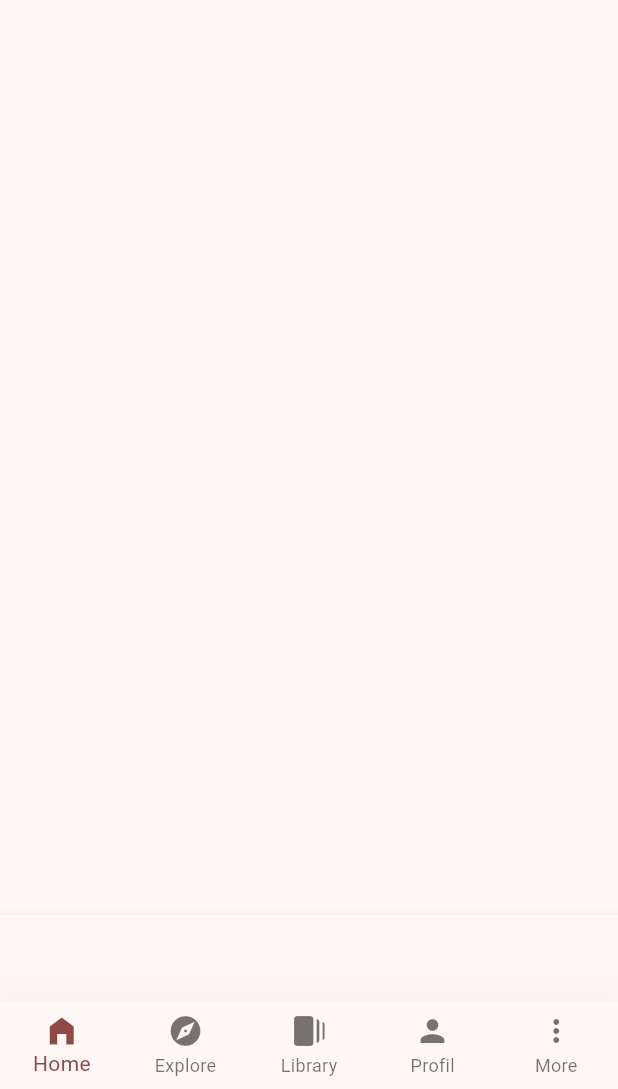
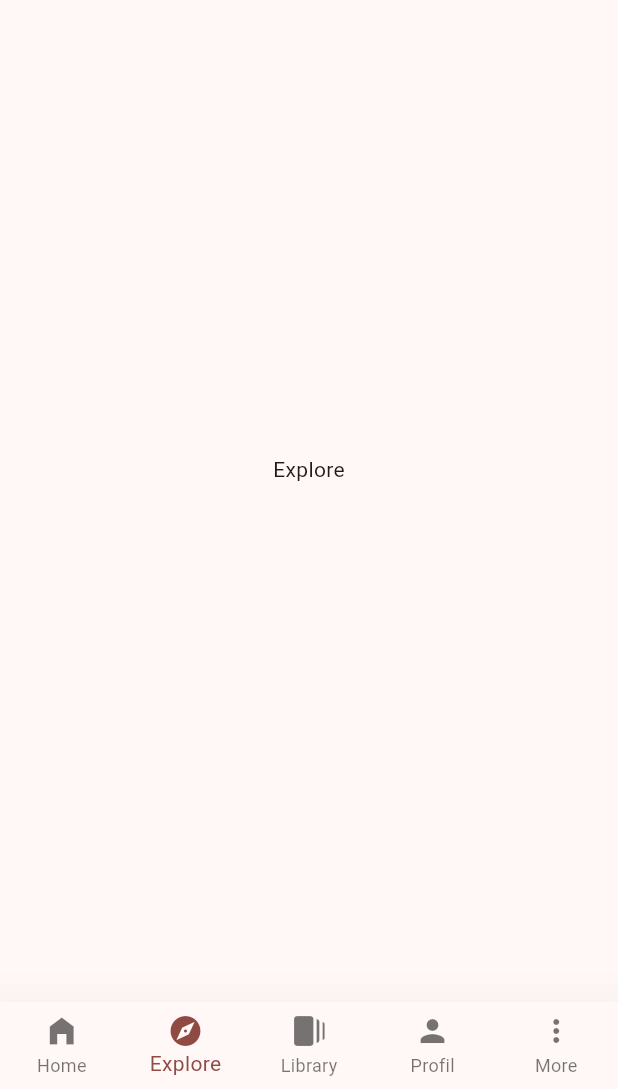
Before and after one commit to tchoupemartinjunior/flutter-app, a Flutter app: the screen it shows after launch, item 2 of the bottom bar chosen, on a phone screen of 412 x 824 dp, the part 147-1236 px from its top. Run offline on Flutter 3.47's test engine with Material 3 defaults, Android fonts, the phone set to English and light mode, and no system bars; missing offline and left inert: flutter_barcode_scanner.

Commit message:
set home and explore pages

```diff
--- /dev/null
+++ b/lib/pages/explore/explore_page.dart
@@ -0,0 +1,23 @@
+import 'package:flutter/material.dart';
+
+class ExplorePage extends StatefulWidget {
+  const ExplorePage({super.key});
+  final String title = "ExplorePage";
+
+  @override
+  State<ExplorePage> createState() => _ExplorePageState();
+}
+
+class _ExplorePageState extends State<ExplorePage> {
+  @override
+  Widget build(BuildContext context) {
+    return const Scaffold(
+      body: Center(
+        child: Column(
+          mainAxisAlignment: MainAxisAlignment.center,
+          children: <Widget>[Text("Explore")],
+        ),
+      ),
+    );
+  }
+}
--- a/lib/pages/library/library.dart
+++ /dev/null
@@ -1,31 +0,0 @@
-import 'package:flutter/material.dart';
-export '../library/library.dart';
-
-class Library extends StatefulWidget {
-  const Library({super.key});
-
-  @override
-  State<Library> createState() => _LibraryState();
-}
-
-class _LibraryState extends State<Library> {
-  @override
-  Widget build(BuildContext context) {
-    return Scaffold(
-      appBar: AppBar(
-        title: const Text(
-          'Library',
-          style: TextStyle(color: Colors.white),
-        ),
-        automaticallyImplyLeading: false,
-        backgroundColor: Theme.of(context).colorScheme.primary,
-      ),
-      body: const Center(
-        child: Column(
-          mainAxisAlignment: MainAxisAlignment.center,
-          children: <Widget>[Text("hello martin")],
-        ),
-      ),
-    );
-  }
-}
```
Also changed, not shown: lib/pages/home/view/home_page.dart (+34 -9 lines).
